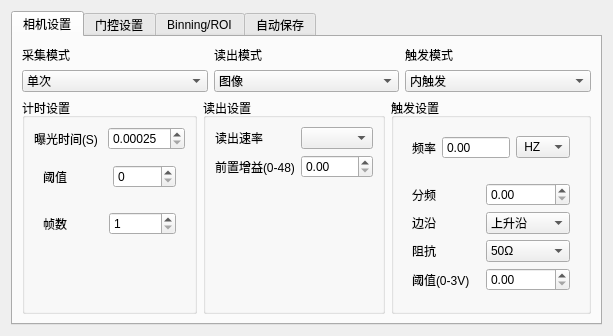
The window that aquisition_setup.ui (merlinjiayou/test_iccd) describes before a commit, drawn with Qt 5.
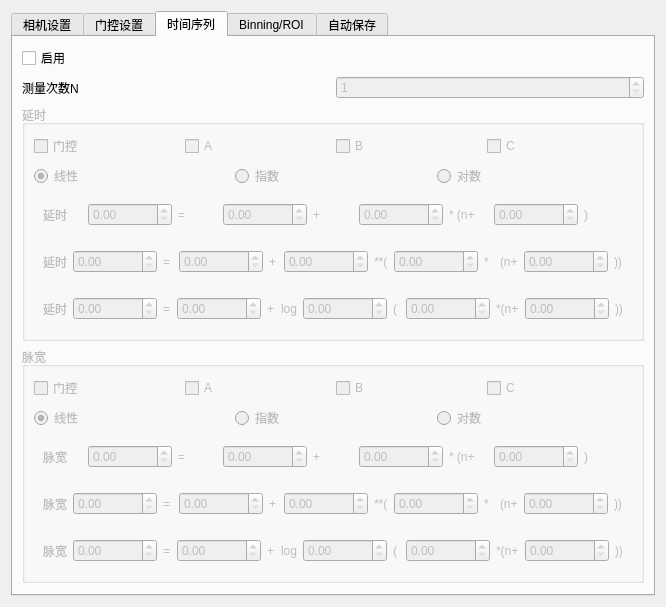
The same window after the commit. The open tabs and pages were chosen to show the change. Icons and pictures are not drawn.

Commit message: 参数设置界面添加序列测量相关参数 新增序列测量相关功能函数（包含设置参数，恢复参数，更新界面参数） 主函数新增序列测量相关函数

```diff
--- a/aquisition_setup.ui
+++ b/aquisition_setup.ui
@@ -6,8 +6,8 @@
    <rect>
     <x>0</x>
     <y>0</y>
-    <width>613</width>
-    <height>327</height>
+    <width>666</width>
+    <height>583</height>
    </rect>
   </property>
   <property name="minimumSize">
@@ -1285,6 +1285,815 @@
        </item>
       </layout>
      </widget>
+     <widget class="QWidget" name="tab_9">
+      <attribute name="title">
+       <string>时间序列</string>
+      </attribute>
+      <layout class="QVBoxLayout" name="verticalLayout_24">
+       <item>
+        <layout class="QGridLayout" name="gridLayout_13">
+         <item row="0" column="0">
+          <widget class="QCheckBox" name="checkBox_enable_sequence">
+           <property name="text">
+            <string>启用</string>
+           </property>
+          </widget>
+         </item>
+         <item row="1" column="0">
+          <layout class="QGridLayout" name="gridLayout_14">
+           <item row="0" column="1">
+            <widget class="QSpinBox" name="spinBox_measure_count">
+             <property name="enabled">
+              <bool>false</bool>
+             </property>
+             <property name="minimum">
+              <number>1</number>
+             </property>
+             <property name="maximum">
+              <number>1000</number>
+             </property>
+            </widget>
+           </item>
+           <item row="0" column="0">
+            <widget class="QLabel" name="label_39">
+             <property name="text">
+              <string>测量次数N</string>
+             </property>
+            </widget>
+           </item>
+          </layout>
+         </item>
+        </layout>
+       </item>
+       <item>
+        <layout class="QVBoxLayout" name="verticalLayout_30">
+         <item>
+          <widget class="QGroupBox" name="groupBox_9">
+           <property name="enabled">
+            <bool>false</bool>
+           </property>
+           <property name="title">
+            <string>延时</string>
+           </property>
+           <layout class="QVBoxLayout" name="verticalLayout_21">
+            <item>
+             <layout class="QHBoxLayout" name="horizontalLayout_17">
+              <item>
+               <widget class="QCheckBox" name="checkBox_autodelay_enable_gate">
+                <property name="text">
+                 <string>门控</string>
+                </property>
+               </widget>
+              </item>
+              <item>
+               <widget class="QCheckBox" name="checkBox_autodelay_enable_a">
+                <property name="text">
+                 <string>A</string>
+                </property>
+               </widget>
+              </item>
+              <item>
+               <widget class="QCheckBox" name="checkBox_autodelay_enable_b">
+                <property name="text">
+                 <string>B</string>
+                </property>
+               </widget>
+              </item>
+              <item>
+               <widget class="QCheckBox" name="checkBox_autodelay_enable_c">
+                <property name="text">
+                 <string>C</string>
+                </property>
+               </widget>
+              </item>
+             </layout>
+            </item>
+            <item>
+             <layout class="QHBoxLayout" name="horizontalLayout_20">
+              <item>
+               <widget class="QRadioButton" name="radioButton_autodelay_enable_linear">
+                <property name="text">
+                 <string>线性</string>
+                </property>
+                <property name="checked">
+                 <bool>true</bool>
+                </property>
+               </widget>
+              </item>
+              <item>
+               <widget class="QRadioButton" name="radioButton_autodelay_enable_index">
+                <property name="text">
+                 <string>指数</string>
+                </property>
+               </widget>
+              </item>
+              <item>
+               <widget class="QRadioButton" name="radioButton_autodelay_enable_logarithm">
+                <property name="text">
+                 <string>对数</string>
+                </property>
+               </widget>
+              </item>
+             </layout>
+            </item>
+            <item>
+             <widget class="QWidget" name="widget_4" native="true">
+              <layout class="QHBoxLayout" name="horizontalLayout_19">
+               <item>
+                <layout class="QHBoxLayout" name="horizontalLayout_11">
+                 <item>
+                  <widget class="QLabel" name="label_38">
+                   <property name="text">
+                    <string>延时</string>
+                   </property>
+                  </widget>
+                 </item>
+                 <item>
+                  <widget class="QDoubleSpinBox" name="doubleSpinBox_autodelay_linear_y">
+                   <property name="toolTip">
+                    <string>第n次延时</string>
+                   </property>
+                   <property name="maximum">
+                    <double>1000000000.000000000000000</double>
+                   </property>
+                  </widget>
+                 </item>
+                 <item>
+                  <widget class="QLabel" name="label_40">
+                   <property name="text">
+                    <string>=</string>
+                   </property>
+                  </widget>
+                 </item>
+                 <item>
+                  <widget class="QDoubleSpinBox" name="doubleSpinBox_autodelay_linear_s">
+                   <property name="toolTip">
+                    <string>起始值</string>
+                   </property>
+                   <property name="maximum">
+                    <double>1000000000.000000000000000</double>
+                   </property>
+                  </widget>
+                 </item>
+                 <item>
+                  <widget class="QLabel" name="label_41">
+                   <property name="text">
+                    <string>+</string>
+                   </property>
+                  </widget>
+                 </item>
+                 <item>
+                  <widget class="QDoubleSpinBox" name="doubleSpinBox_autodelay_linear_k">
+                   <property name="toolTip">
+                    <string>增量</string>
+                   </property>
+                   <property name="maximum">
+                    <double>1000000000.000000000000000</double>
+                   </property>
+                  </widget>
+                 </item>
+                 <item>
+                  <widget class="QLabel" name="label_42">
+                   <property name="text">
+                    <string>* (n+</string>
+                   </property>
+                  </widget>
+                 </item>
+                 <item>
+                  <widget class="QDoubleSpinBox" name="doubleSpinBox_autodelay_linear_b">
+                   <property name="toolTip">
+                    <string>增量</string>
+                   </property>
+                   <property name="maximum">
+                    <double>1000000000.000000000000000</double>
+                   </property>
+                  </widget>
+                 </item>
+                 <item>
+                  <widget class="QLabel" name="label_63">
+                   <property name="text">
+                    <string>)</string>
+                   </property>
+                  </widget>
+                 </item>
+                </layout>
+               </item>
+              </layout>
+             </widget>
+            </item>
+            <item>
+             <widget class="QWidget" name="widget_6" native="true">
+              <layout class="QVBoxLayout" name="verticalLayout_23">
+               <item>
+                <layout class="QHBoxLayout" name="horizontalLayout_13">
+                 <item>
+                  <widget class="QLabel" name="label_47">
+                   <property name="text">
+                    <string>延时</string>
+                   </property>
+                  </widget>
+                 </item>
+                 <item>
+                  <widget class="QDoubleSpinBox" name="doubleSpinBox_autodelay_index_y">
+                   <property name="toolTip">
+                    <string>第n次延时</string>
+                   </property>
+                   <property name="maximum">
+                    <double>1000000000.000000000000000</double>
+                   </property>
+                  </widget>
+                 </item>
+                 <item>
+                  <widget class="QLabel" name="label_48">
+                   <property name="text">
+                    <string>=</string>
+                   </property>
+                  </widget>
+                 </item>
+                 <item>
+                  <widget class="QDoubleSpinBox" name="doubleSpinBox_autodelay_index_s">
+                   <property name="toolTip">
+                    <string>起始值</string>
+                   </property>
+                   <property name="maximum">
+                    <double>1000000000.000000000000000</double>
+                   </property>
+                  </widget>
+                 </item>
+                 <item>
+                  <widget class="QLabel" name="label_49">
+                   <property name="text">
+                    <string>+</string>
+                   </property>
+                  </widget>
+                 </item>
+                 <item>
+                  <widget class="QDoubleSpinBox" name="doubleSpinBox_autodelay_index_a">
+                   <property name="toolTip">
+                    <string>底</string>
+                   </property>
+                   <property name="maximum">
+                    <double>1000000000.000000000000000</double>
+                   </property>
+                  </widget>
+                 </item>
+                 <item>
+                  <widget class="QLabel" name="label_65">
+                   <property name="text">
+                    <string>**(</string>
+                   </property>
+                  </widget>
+                 </item>
+                 <item>
+                  <widget class="QDoubleSpinBox" name="doubleSpinBox_autodelay_index_k">
+                   <property name="toolTip">
+                    <string>底</string>
+                   </property>
+                   <property name="maximum">
+                    <double>1000000000.000000000000000</double>
+                   </property>
+                  </widget>
+                 </item>
+                 <item>
+                  <widget class="QLabel" name="label_66">
+                   <property name="text">
+                    <string>*</string>
+                   </property>
+                  </widget>
+                 </item>
+                 <item>
+                  <widget class="QLabel" name="label_50">
+                   <property name="text">
+                    <string>(n+</string>
+                   </property>
+                  </widget>
+                 </item>
+                 <item>
+                  <widget class="QDoubleSpinBox" name="doubleSpinBox_autodelay_index_b">
+                   <property name="toolTip">
+                    <string>底</string>
+                   </property>
+                   <property name="maximum">
+                    <double>1000000000.000000000000000</double>
+                   </property>
+                  </widget>
+                 </item>
+                 <item>
+                  <widget class="QLabel" name="label_64">
+                   <property name="text">
+                    <string>))</string>
+                   </property>
+                  </widget>
+                 </item>
+                </layout>
+               </item>
+              </layout>
+             </widget>
+            </item>
+            <item>
+             <widget class="QWidget" name="widget_8" native="true">
+              <layout class="QVBoxLayout" name="verticalLayout_25">
+               <item>
+                <layout class="QHBoxLayout" name="horizontalLayout_14">
+                 <item>
+                  <widget class="QLabel" name="label_51">
+                   <property name="text">
+                    <string>延时</string>
+                   </property>
+                  </widget>
+                 </item>
+                 <item>
+                  <widget class="QDoubleSpinBox" name="doubleSpinBox_autodelay_log_y">
+                   <property name="toolTip">
+                    <string>第n次延时</string>
+                   </property>
+                   <property name="maximum">
+                    <double>1000000000.000000000000000</double>
+                   </property>
+                  </widget>
+                 </item>
+                 <item>
+                  <widget class="QLabel" name="label_52">
+                   <property name="text">
+                    <string>=</string>
+                   </property>
+                  </widget>
+                 </item>
+                 <item>
+                  <widget class="QDoubleSpinBox" name="doubleSpinBox_autodelay_log_s">
+                   <property name="toolTip">
+                    <string>起始值</string>
+                   </property>
+                   <property name="maximum">
+                    <double>1000000000.000000000000000</double>
+                   </property>
+                  </widget>
+                 </item>
+                 <item>
+                  <widget class="QLabel" name="label_53">
+                   <property name="text">
+                    <string>+</string>
+                   </property>
+                  </widget>
+                 </item>
+                 <item>
+                  <widget class="QLabel" name="label_36">
+                   <property name="text">
+                    <string>log</string>
+                   </property>
+                  </widget>
+                 </item>
+                 <item>
+                  <widget class="QDoubleSpinBox" name="doubleSpinBox_autodelay_log_a">
+                   <property name="toolTip">
+                    <string>底</string>
+                   </property>
+                   <property name="maximum">
+                    <double>1000000000.000000000000000</double>
+                   </property>
+                  </widget>
+                 </item>
+                 <item>
+                  <widget class="QLabel" name="label_54">
+                   <property name="text">
+                    <string>(</string>
+                   </property>
+                  </widget>
+                 </item>
+                 <item>
+                  <widget class="QDoubleSpinBox" name="doubleSpinBox_autodelay_log_k">
+                   <property name="toolTip">
+                    <string>底</string>
+                   </property>
+                   <property name="maximum">
+                    <double>1000000000.000000000000000</double>
+                   </property>
+                  </widget>
+                 </item>
+                 <item>
+                  <widget class="QLabel" name="label_67">
+                   <property name="text">
+                    <string>*(n+</string>
+                   </property>
+                  </widget>
+                 </item>
+                 <item>
+                  <widget class="QDoubleSpinBox" name="doubleSpinBox_autodelay_log_b">
+                   <property name="toolTip">
+                    <string>底</string>
+                   </property>
+                   <property name="maximum">
+                    <double>1000000000.000000000000000</double>
+                   </property>
+                  </widget>
+                 </item>
+                 <item>
+                  <widget class="QLabel" name="label_68">
+                   <property name="text">
+                    <string>))</string>
+                   </property>
+                  </widget>
+                 </item>
+                </layout>
+               </item>
+              </layout>
+             </widget>
+            </item>
+           </layout>
+          </widget>
+         </item>
+         <item>
+          <widget class="QGroupBox" name="groupBox_10">
+           <property name="enabled">
+            <bool>false</bool>
+           </property>
+           <property name="title">
+            <string>脉宽</string>
+           </property>
+           <layout class="QVBoxLayout" name="verticalLayout_22">
+            <item>
+             <layout class="QHBoxLayout" name="horizontalLayout_18">
+              <item>
+               <widget class="QCheckBox" name="checkBox_autowidth_enable_gate">
+                <property name="text">
+                 <string>门控</string>
+                </property>
+               </widget>
+              </item>
+              <item>
+               <widget class="QCheckBox" name="checkBox_autowidth_enable_a">
+                <property name="text">
+                 <string>A</string>
+                </property>
+               </widget>
+              </item>
+              <item>
+               <widget class="QCheckBox" name="checkBox_autowidth_enable_b">
+                <property name="text">
+                 <string>B</string>
+                </property>
+               </widget>
+              </item>
+              <item>
+               <widget class="QCheckBox" name="checkBox_autowidth_enable_c">
+                <property name="text">
+                 <string>C</string>
+                </property>
+               </widget>
+              </item>
+             </layout>
+            </item>
+            <item>
+             <layout class="QHBoxLayout" name="horizontalLayout_9">
+              <item>
+               <widget class="QRadioButton" name="radioButton_autowidth_enable_linear">
+                <property name="text">
+                 <string>线性</string>
+                </property>
+                <property name="checked">
+                 <bool>true</bool>
+                </property>
+               </widget>
+              </item>
+              <item>
+               <widget class="QRadioButton" name="radioButton_autowidth_enable_index">
+                <property name="text">
+                 <string>指数</string>
+                </property>
+               </widget>
+              </item>
+              <item>
+               <widget class="QRadioButton" name="radioButton_autowidth_enable_logarithm">
+                <property name="text">
+                 <string>对数</string>
+                </property>
+               </widget>
+              </item>
+             </layout>
+            </item>
+            <item>
+             <widget class="QWidget" name="widget_9" native="true">
+              <layout class="QVBoxLayout" name="verticalLayout_26">
+               <item>
+                <layout class="QHBoxLayout" name="horizontalLayout_12">
+                 <item>
+                  <widget class="QLabel" name="label_43">
+                   <property name="text">
+                    <string>脉宽</string>
+                   </property>
+                  </widget>
+                 </item>
+                 <item>
+                  <widget class="QDoubleSpinBox" name="doubleSpinBox_autowidth_linear_y">
+                   <property name="toolTip">
+                    <string>第n次脉宽</string>
+                   </property>
+                   <property name="maximum">
+                    <double>1000000000.000000000000000</double>
+                   </property>
+                  </widget>
+                 </item>
+                 <item>
+                  <widget class="QLabel" name="label_44">
+                   <property name="text">
+                    <string>=</string>
+                   </property>
+                  </widget>
+                 </item>
+                 <item>
+                  <widget class="QDoubleSpinBox" name="doubleSpinBox_autowidth_linear_s">
+                   <property name="toolTip">
+                    <string>起始脉宽</string>
+                   </property>
+                   <property name="maximum">
+                    <double>1000000000.000000000000000</double>
+                   </property>
+                  </widget>
+                 </item>
+                 <item>
+                  <widget class="QLabel" name="label_45">
+                   <property name="text">
+                    <string>+</string>
+                   </property>
+                  </widget>
+                 </item>
+                 <item>
+                  <widget class="QDoubleSpinBox" name="doubleSpinBox_autowidth_linear_k">
+                   <property name="toolTip">
+                    <string>增量</string>
+                   </property>
+                   <property name="maximum">
+                    <double>1000000000.000000000000000</double>
+                   </property>
+                  </widget>
+                 </item>
+                 <item>
+                  <widget class="QLabel" name="label_46">
+                   <property name="text">
+                    <string>* (n+</string>
+                   </property>
+                  </widget>
+                 </item>
+                 <item>
+                  <widget class="QDoubleSpinBox" name="doubleSpinBox_autowidth_linear_b">
+                   <property name="toolTip">
+                    <string>增量</string>
+                   </property>
+                   <property name="maximum">
+                    <double>1000000000.000000000000000</double>
+                   </property>
+                  </widget>
+                 </item>
+                 <item>
+                  <widget class="QLabel" name="label_69">
+                   <property name="text">
+                    <string>)</string>
+                   </property>
+                  </widget>
+                 </item>
+                </layout>
+               </item>
+              </layout>
+             </widget>
+            </item>
+            <item>
+             <widget class="QWidget" name="widget_10" native="true">
+              <layout class="QVBoxLayout" name="verticalLayout_27">
+               <item>
+                <layout class="QHBoxLayout" name="horizontalLayout_16">
+                 <item>
+                  <widget class="QLabel" name="label_59">
+                   <property name="text">
+                    <string>脉宽</string>
+                   </property>
+                  </widget>
+                 </item>
+                 <item>
+                  <widget class="QDoubleSpinBox" name="doubleSpinBox_autowidth_index_y">
+                   <property name="toolTip">
+                    <string>第n次脉宽</string>
+                   </property>
+                   <property name="maximum">
+                    <double>1000000000.000000000000000</double>
+                   </property>
+                  </widget>
+                 </item>
+                 <item>
+                  <widget class="QLabel" name="label_60">
+                   <property name="text">
+                    <string>=</string>
+                   </property>
+                  </widget>
+                 </item>
+                 <item>
+                  <widget class="QDoubleSpinBox" name="doubleSpinBox_autowidth_index_s">
+                   <property name="toolTip">
+                    <string>起始脉宽</string>
+                   </property>
+                   <property name="maximum">
+                    <double>1000000000.000000000000000</double>
+                   </property>
+                  </widget>
+                 </item>
+                 <item>
+                  <widget class="QLabel" name="label_61">
+                   <property name="text">
+                    <string>+</string>
+                   </property>
+                  </widget>
+                 </item>
+                 <item>
+                  <widget class="QDoubleSpinBox" name="doubleSpinBox_autowidth_index_a">
+                   <property name="toolTip">
+                    <string>底</string>
+                   </property>
+                   <property name="maximum">
+                    <double>1000000000.000000000000000</double>
+                   </property>
+                  </widget>
+                 </item>
+                 <item>
+                  <widget class="QLabel" name="label_72">
+                   <property name="text">
+                    <string>**(</string>
+                   </property>
+                  </widget>
+                 </item>
+                 <item>
+                  <widget class="QDoubleSpinBox" name="doubleSpinBox_autowidth_index_k">
+                   <property name="toolTip">
+                    <string>底</string>
+                   </property>
+                   <property name="maximum">
+                    <double>1000000000.000000000000000</double>
+                   </property>
+                  </widget>
+                 </item>
+                 <item>
+                  <widget class="QLabel" name="label_71">
+                   <property name="text">
+                    <string>*</string>
+                   </property>
+                  </widget>
+                 </item>
+                 <item>
+                  <widget class="QLabel" name="label_62">
+                   <property name="text">
+                    <string>(n+</string>
+                   </property>
+                  </widget>
+                 </item>
+                 <item>
+                  <widget class="QDoubleSpinBox" name="doubleSpinBox_autowidth_index_b">
+                   <property name="toolTip">
+                    <string>底</string>
+                   </property>
+                   <property name="maximum">
+                    <double>1000000000.000000000000000</double>
+                   </property>
+                  </widget>
+                 </item>
+                 <item>
+                  <widget class="QLabel" name="label_70">
+                   <property name="text">
+                    <string>))</string>
+                   </property>
+                  </widget>
+                 </item>
+                </layout>
+               </item>
+              </layout>
+             </widget>
+            </item>
+            <item>
+             <widget class="QWidget" name="widget_11" native="true">
+              <layout class="QVBoxLayout" name="verticalLayout_28">
+               <item>
+                <layout class="QHBoxLayout" name="horizontalLayout_15">
+                 <item>
+                  <widget class="QLabel" name="label_55">
+                   <property name="text">
+                    <string>脉宽</string>
+                   </property>
+                  </widget>
+                 </item>
+                 <item>
+                  <widget class="QDoubleSpinBox" name="doubleSpinBox_autowidth_log_y">
+                   <property name="toolTip">
+                    <string>第n次脉宽</string>
+                   </property>
+                   <property name="maximum">
+                    <double>1000000000.000000000000000</double>
+                   </property>
+                  </widget>
+                 </item>
+                 <item>
+                  <widget class="QLabel" name="label_56">
+                   <property name="text">
+                    <string>=</string>
+                   </property>
+                  </widget>
+                 </item>
+                 <item>
+                  <widget class="QDoubleSpinBox" name="doubleSpinBox_autowidth_log_s">
+                   <property name="toolTip">
+                    <string>起始脉宽</string>
+                   </property>
+                   <property name="maximum">
+                    <double>1000000000.000000000000000</double>
+                   </property>
+                  </widget>
+                 </item>
+                 <item>
+                  <widget class="QLabel" name="label_57">
+                   <property name="text">
+                    <string>+</string>
+                   </property>
+                  </widget>
+                 </item>
+                 <item>
+                  <widget class="QLabel" name="label_37">
+                   <property name="text">
+                    <string>log</string>
+                   </property>
+                  </widget>
+                 </item>
+                 <item>
+                  <widget class="QDoubleSpinBox" name="doubleSpinBox_autowidth_log_a">
+                   <property name="toolTip">
+                    <string>底</string>
+                   </property>
+                   <property name="maximum">
+                    <double>1000000000.000000000000000</double>
+                   </property>
+                  </widget>
+                 </item>
+                 <item>
+                  <widget class="QLabel" name="label_58">
+                   <property name="text">
+                    <string>(</string>
+                   </property>
+                  </widget>
+                 </item>
+                 <item>
+                  <widget class="QDoubleSpinBox" name="doubleSpinBox_autowidth_log_k">
+                   <property name="toolTip">
+                    <string>底</string>
+                   </property>
+                   <property name="maximum">
+                    <double>1000000000.000000000000000</double>
+                   </property>
+                  </widget>
+                 </item>
+                 <item>
+                  <widget class="QLabel" name="label_74">
+                   <property name="text">
+                    <string>*(n+</string>
+                   </property>
+                  </widget>
+                 </item>
+                 <item>
+                  <widget class="QDoubleSpinBox" name="doubleSpinBox_autowidth_log_b">
+                   <property name="toolTip">
+                    <string>底</string>
+                   </property>
+                   <property name="maximum">
+                    <double>1000000000.000000000000000</double>
+                   </property>
+                  </widget>
+                 </item>
+                 <item>
+                  <widget class="QLabel" name="label_73">
+                   <property name="text">
+                    <string>))</string>
+                   </property>
+                  </widget>
+                 </item>
+                </layout>
+               </item>
+              </layout>
+             </widget>
+            </item>
+           </layout>
+          </widget>
+         </item>
+        </layout>
+       </item>
+       <item>
+        <spacer name="verticalSpacer_11">
+         <property name="orientation">
+          <enum>Qt::Vertical</enum>
+         </property>
+         <property name="sizeHint" stdset="0">
+          <size>
+           <width>20</width>
+           <height>40</height>
+          </size>
+         </property>
+        </spacer>
+       </item>
+      </layout>
+     </widget>
      <widget class="QWidget" name="tab_3">
       <attribute name="title">
        <string>Binning/ROI</string>
```
Left out of the diff: 442 changed lines with no effect on the pictures. The commit also changes 3 other files.
